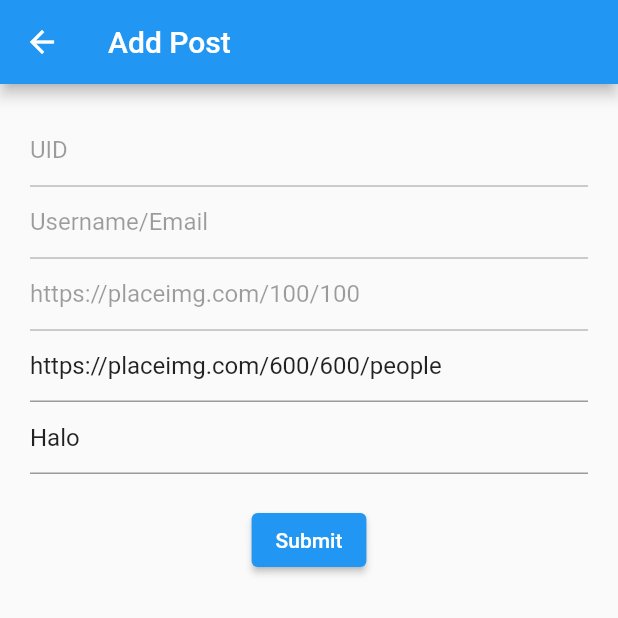
After one commit to wandx/instaclone, a Flutter app: the AddPostView screen opened directly, after a tap on "Submit", on a phone screen of 412 x 824 dp, the top half of it. The commit adds this screen. Run offline on Flutter 3.47's test engine with Material 2 defaults, Android fonts, the phone set to English and light mode, and no system bars; our stand-ins replace bloc, cloud_firestore, equatable, firebase_auth, firebase_core, flutter_bloc; accounts and stored records are empty.

Commit message:
changes - add register - add post create - add post list

```diff
--- /dev/null
+++ b/lib/app/constant/constant.dart
@@ -0,0 +1 @@
+const String postCollectionName = 'posts';
--- a/lib/app/view/app_screen.dart
+++ b/lib/app/view/app_screen.dart
@@ -2,8 +2,9 @@ import 'package:flutter/material.dart';
 import 'package:flutter_bloc/flutter_bloc.dart';
 import 'package:instaclone/app/blocs/auth/auth_bloc.dart';
 import 'package:instaclone/app/view/splash_screen.dart';
-import 'package:instaclone/home/home.dart';
 import 'package:instaclone/login/login.dart';
+import 'package:instaclone/post/view/add_post_screen.dart';
+import 'package:instaclone/post/view/post_list_screen.dart';
 
 class AppScreen extends StatelessWidget {
   const AppScreen({Key? key}) : super(key: key);
@@ -30,7 +31,8 @@ class AppScreen extends StatelessWidget {
             Navigator.pushReplacement(
               context,
               MaterialPageRoute(
-                builder: (_) => const HomeScreen(),
+                // builder: (_) => const HomeScreen(),
+                builder: (_) => const PostListScreen(),
               ),
             );
           }
--- /dev/null
+++ b/lib/post/blocs/add_post/add_post_bloc.dart
@@ -0,0 +1,49 @@
+import 'package:bloc/bloc.dart';
+import 'package:equatable/equatable.dart';
+import 'package:firebase_auth/firebase_auth.dart';
+import 'package:flutter/material.dart';
+import 'package:instaclone/post/model/post.dart';
+import 'package:instaclone/post/post_repository.dart';
+
+part 'add_post_event.dart';
+
+part 'add_post_state.dart';
+
+class AddPostBloc extends Bloc<AddPostEvent, AddPostState> {
+  AddPostBloc() : super(AddPostInitial()) {
+    on<SubmitAddPost>((event, emit) async {
+      emit(AddPostLoading());
+      final post = Post(
+        uid: uidInput.text,
+        imageUrl: imageUrlInput.text,
+        caption: captionInput.text,
+        avatarUrl: avatarInput.text,
+        username: usernameInput.text,
+      );
+      await postRepository.create(post).then((value) {
+        emit(AddPostSuccess());
+      }).onError((error, stackTrace) {
+        emit(AddPostFailed(error.toString()));
+      });
+    });
+
+    on<Initialize>((event, emit) {
+      final fa = FirebaseAuth.instance;
+      final user = fa.currentUser;
+
+      uidInput.text = user!.uid;
+      usernameInput.text = user.email!;
+      avatarInput.text = 'https://placeimg.com/100/100';
+      imageUrlInput.text = 'https://placeimg.com/600/600/people';
+      captionInput.text = 'Halo';
+    });
+  }
+
+  final uidInput = TextEditingController();
+  final usernameInput = TextEditingController();
+  final avatarInput = TextEditingController();
+  final imageUrlInput = TextEditingController();
+  final captionInput = TextEditingController();
+
+  final postRepository = PostRepository();
+}
--- /dev/null
+++ b/lib/post/blocs/add_post/add_post_event.dart
@@ -0,0 +1,15 @@
+part of 'add_post_bloc.dart';
+
+abstract class AddPostEvent extends Equatable {
+  const AddPostEvent();
+}
+
+class SubmitAddPost extends AddPostEvent {
+  @override
+  List<Object?> get props => [];
+}
+
+class Initialize extends AddPostEvent {
+  @override
+  List<Object?> get props => [];
+}
--- /dev/null
+++ b/lib/post/blocs/add_post/add_post_state.dart
@@ -0,0 +1,29 @@
+part of 'add_post_bloc.dart';
+
+abstract class AddPostState extends Equatable {
+  const AddPostState();
+}
+
+class AddPostInitial extends AddPostState {
+  @override
+  List<Object> get props => [];
+}
+
+class AddPostLoading extends AddPostState {
+  @override
+  List<Object> get props => [];
+}
+
+class AddPostFailed extends AddPostState {
+  final String message;
+
+  const AddPostFailed(this.message);
+
+  @override
+  List<Object> get props => [message];
+}
+
+class AddPostSuccess extends AddPostState {
+  @override
+  List<Object> get props => [];
+}
--- /dev/null
+++ b/lib/post/model/post.dart
@@ -0,0 +1,37 @@
+class Post {
+  final String? id;
+  final String uid;
+  final String avatarUrl;
+  final String username;
+  final String imageUrl;
+  final String caption;
+
+  factory Post.fromJson(Map<String, dynamic> json) {
+    return Post(
+      uid: json['uid'] as String,
+      avatarUrl: json['avatarUrl'] as String,
+      username: json['username'].toString(),
+      imageUrl: json['imageUrl'].toString(),
+      caption: json['caption'].toString(),
+    );
+  }
+
+  Post({
+    this.id,
+    required this.uid,
+    required this.avatarUrl,
+    required this.username,
+    required this.imageUrl,
+    required this.caption,
+  });
+
+  Map<String, dynamic> toJson() {
+    return <String, dynamic>{
+      'avatarUrl': avatarUrl,
+      'username': username,
+      'imageUrl': imageUrl,
+      'caption': caption,
+      'uid': uid,
+    };
+  }
+}
--- /dev/null
+++ b/lib/post/post_repository.dart
@@ -0,0 +1,44 @@
+import 'package:cloud_firestore/cloud_firestore.dart';
+import 'package:instaclone/app/constant/constant.dart' as constants;
+import 'package:instaclone/post/model/post.dart';
+
+class PostRepository {
+  final cf = FirebaseFirestore.instance;
+
+  Future<Post> create(Post post) async {
+    return await cf
+        .collection(constants.postCollectionName)
+        .add(post.toJson())
+        .then((doc) {
+      return Post(
+        id: doc.id,
+        username: post.username,
+        avatarUrl: post.avatarUrl,
+        caption: post.caption,
+        imageUrl: post.imageUrl,
+        uid: post.uid,
+      );
+    });
+  }
+
+  Future<List<Post>> all() async {
+    return await cf.collection(constants.postCollectionName).get().then(
+      (snapshot) {
+        return snapshot.docs.map<Post>((e) {
+          return Post(
+            id: e.id,
+            username: e.data()['username'].toString(),
+            uid: e.data()['uid'].toString(),
+            imageUrl: e.data()['imageUrl'].toString(),
+            caption: e.data()['caption'].toString(),
+            avatarUrl: e.data()['avatarUrl'].toString(),
+          );
+        }).toList();
+      },
+    );
+  }
+
+  void update() {}
+
+  void delete() {}
+}
--- /dev/null
+++ b/lib/post/view/add_post_screen.dart
@@ -0,0 +1,82 @@
+import 'package:flutter/material.dart';
+import 'package:flutter_bloc/flutter_bloc.dart';
+import 'package:instaclone/post/blocs/add_post/add_post_bloc.dart';
+
+class AddPostScreen extends StatelessWidget {
+  const AddPostScreen({Key? key}) : super(key: key);
+
+  @override
+  Widget build(BuildContext context) {
+    return BlocProvider(
+      create: (_) => AddPostBloc()..add(Initialize()),
+      child: const AddPostView(),
+    );
+  }
+}
+
+class AddPostView extends StatelessWidget {
+  const AddPostView({Key? key}) : super(key: key);
+
+  @override
+  Widget build(BuildContext context) {
+    return BlocListener<AddPostBloc, AddPostState>(
+      listener: (context, state) {
+        print(state);
+      },
+      child: Scaffold(
+        appBar: AppBar(
+          title: Text('Add Post'),
+        ),
+        body: Form(
+          child: SingleChildScrollView(
+            padding: EdgeInsets.all(20),
+            child: Column(
+              children: [
+                TextFormField(
+                  enabled: false,
+                  controller: context.read<AddPostBloc>().uidInput,
+                  decoration: InputDecoration(
+                    hintText: 'UID',
+                  ),
+                ),
+                TextFormField(
+                  enabled: false,
+                  controller: context.read<AddPostBloc>().usernameInput,
+                  decoration: InputDecoration(
+                    hintText: 'Username/Email',
+                  ),
+                ),
+                TextFormField(
+                  enabled: false,
+                  controller: context.read<AddPostBloc>().avatarInput,
+                  decoration: InputDecoration(
+                    hintText: 'Avatar',
+                  ),
+                ),
+                TextFormField(
+                  controller: context.read<AddPostBloc>().imageUrlInput,
+                  decoration: InputDecoration(
+                    hintText: 'Image',
+                  ),
+                ),
+                TextFormField(
+                  controller: context.read<AddPostBloc>().captionInput,
+                  decoration: InputDecoration(
+                    hintText: 'Caption',
+                  ),
+                ),
+                SizedBox(height: 20),
+                ElevatedButton(
+                  onPressed: () {
+                    context.read<AddPostBloc>().add(SubmitAddPost());
+                  },
+                  child: Text('Submit'),
+                ),
+              ],
+            ),
+          ),
+        ),
+      ),
+    );
+  }
+}
--- a/lib/register/bloc/register_state.dart
+++ b/lib/register/bloc/register_state.dart
@@ -17,7 +17,7 @@ class RegisterLoading extends RegisterState {
 class RegisterFailed extends RegisterState {
   final String message;
 
-  RegisterFailed(this.message);
+  const RegisterFailed(this.message);
 
   @override
   List<Object> get props => [];
--- a/pubspec.yaml
+++ b/pubspec.yaml
@@ -40,6 +40,7 @@ dependencies:
   firebase_core: ^2.4.0
   firebase_auth: ^4.2.0
   equatable: ^2.0.5
+  cloud_firestore: ^4.2.0
 
 dev_dependencies:
   flutter_test:
```
Also changed, not shown: lib/login/view/login_screen.dart (+25 -10 lines), lib/post/blocs/post_list/post_list_bloc.dart (added, +25 -0 lines), lib/post/blocs/post_list/post_list_event.dart (added, +15 -0 lines), lib/post/blocs/post_list/post_list_state.dart (added, +24 -0 lines), lib/post/view/post_list_screen.dart (added, +105 -0 lines), lib/register/bloc/register_bloc.dart (+40 -4 lines), lib/register/bloc/register_event.dart (+7 -0 lines), lib/register/view/register_screen.dart (+77 -3 lines), lib/post/post.dart (added), pubspec.lock, 1 other file.
